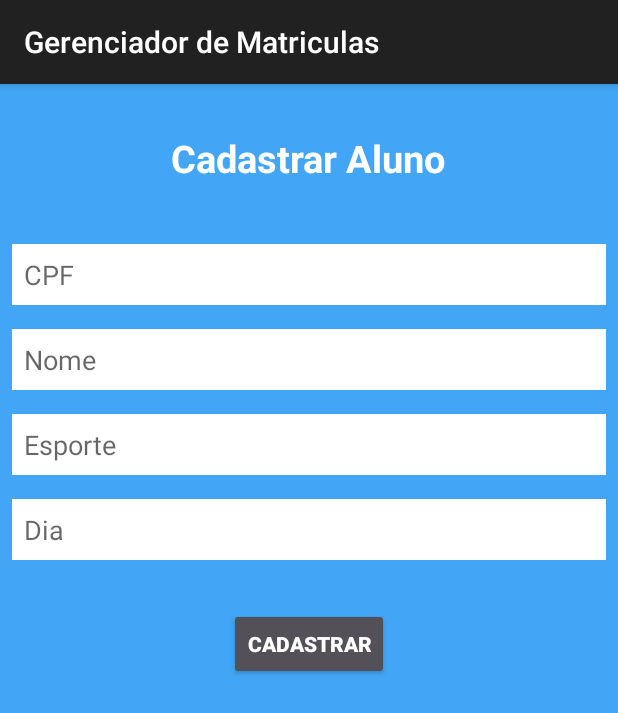
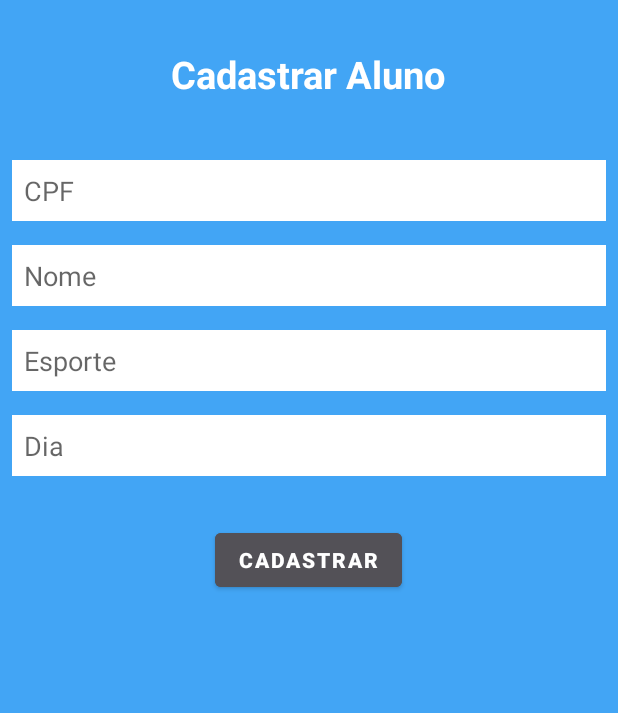
Before and after one commit to JvAvelar/app-gerenciador-matriculas, an Android app: the screen it shows after launch (AddActivity), after a tap on an icon or button, on a phone screen of 412 x 824 dp. Shown: the top 713 px of the screen. Run offline under Robolectric (Android 15) with nearby library versions, the phone set to English and light mode, and no system bars; our stand-ins replace Room's generated code.

Commit message:
Implementação: Alterado o tema no themes.xml

```diff
--- a/app/src/main/res/values/themes.xml
+++ b/app/src/main/res/values/themes.xml
@@ -1,6 +1,6 @@
 <resources xmlns:tools="http://schemas.android.com/tools">
     <!-- Base application theme. -->
-    <style name="Base.Theme.GerenciadorDeMatriculas" parent="Theme.MaterialComponents.Light.DarkActionBar.Bridge">
+    <style name="Base.Theme.GerenciadorDeMatriculas" parent="Theme.MaterialComponents.DayNight.NoActionBar">
         <!-- Customize your light theme here. -->
 
 <!--        "Theme.MaterialComponents.DayNight.DarkActionBar"-->
```
